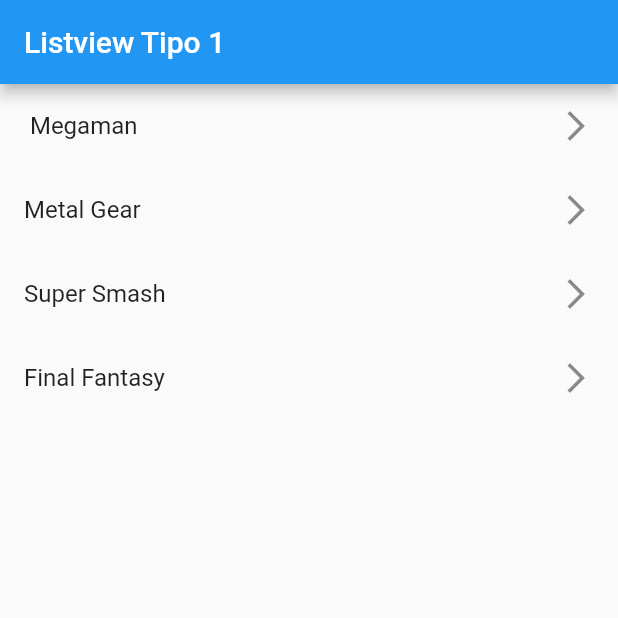
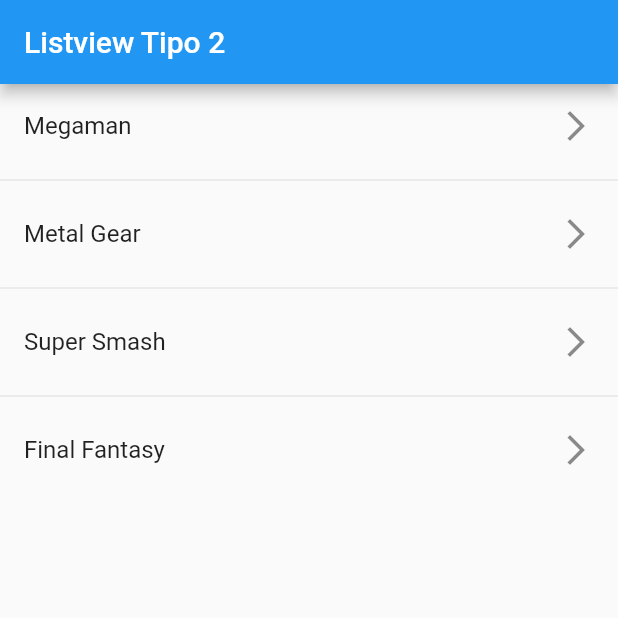
Before and after one commit to Lisandris/Listview1, a Flutter app: the screen it shows after launch, on a phone screen of 412 x 824 dp, the top half of it. Run offline on Flutter 3.47's test engine with Material 2 defaults, Android fonts, the phone set to English and light mode, and no system bars.

Commit message:
Division de lista

```diff
--- a/lib/main.dart
+++ b/lib/main.dart
@@ -1,5 +1,7 @@
-import 'package:fl_components/screens/listview1_screen.dart';
 import 'package:flutter/material.dart';
+
+import 'package:fl_components/screens/listview2_screen%20.dart';
+
 
 void main() => runApp(MyApp());
 
@@ -15,7 +17,7 @@ class MyApp extends StatelessWidget {
     return const MaterialApp(
       debugShowCheckedModeBanner: false,
       title: 'Material App',
-      home: Listview1Screen()
+      home: Listview2Screen()
     );
   }
 }
--- a/lib/screens/listview1_screen.dart
+++ b/lib/screens/listview1_screen.dart
@@ -25,6 +25,7 @@ class Listview1Screen extends StatelessWidget {
 
 
 
+
         ],
       )
     );
--- /dev/null
+++ b/lib/screens/listview2_screen .dart
@@ -0,0 +1,26 @@
+// ignore: file_names
+import 'package:flutter/material.dart';
+
+class Listview2Screen extends StatelessWidget {
+
+   final options = const ['Megaman','Metal Gear','Super Smash','Final Fantasy'];
+
+  const Listview2Screen({Key? key}) : super(key: key);
+
+ @override
+  Widget build(BuildContext context) {
+    return Scaffold(
+      appBar: AppBar(
+        title: const Text('Listview Tipo 2'),
+      ),
+      body: ListView.separated(
+        itemCount: options.length,
+        itemBuilder: (context, i) => ListTile(
+          title: Text( options[i] ),
+          trailing: const Icon (Icons.arrow_forward_ios_outlined),
+        ),
+        separatorBuilder: ( _, __ ) => const Divider(),
+      )
+    );
+  }
+}
```
